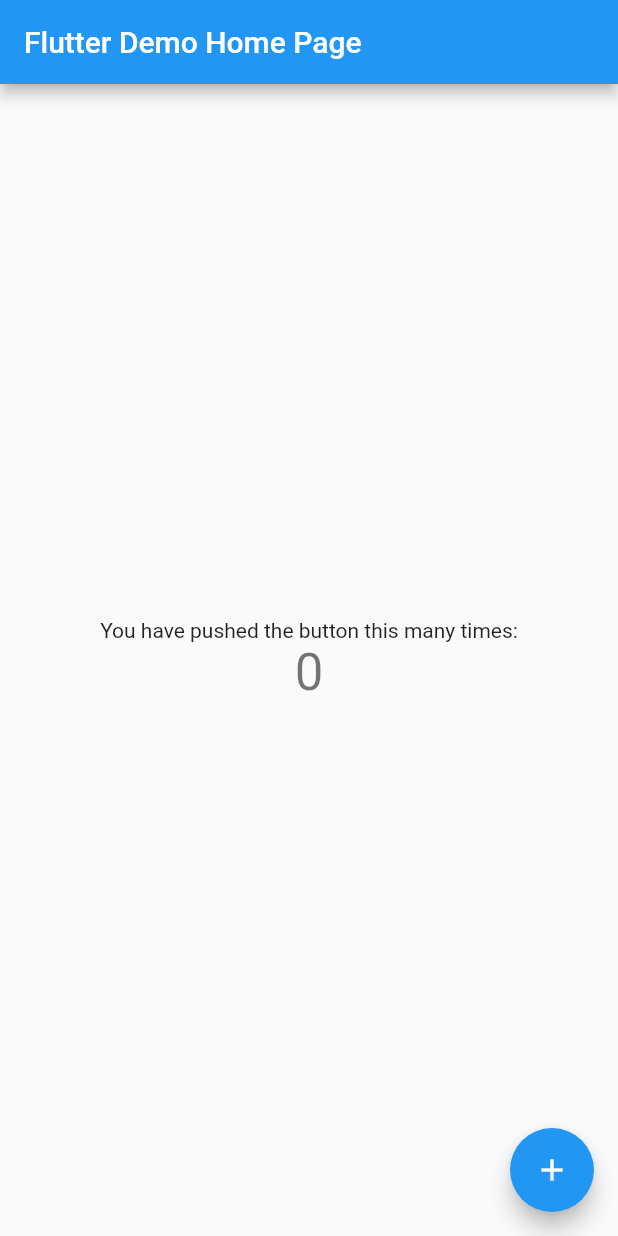
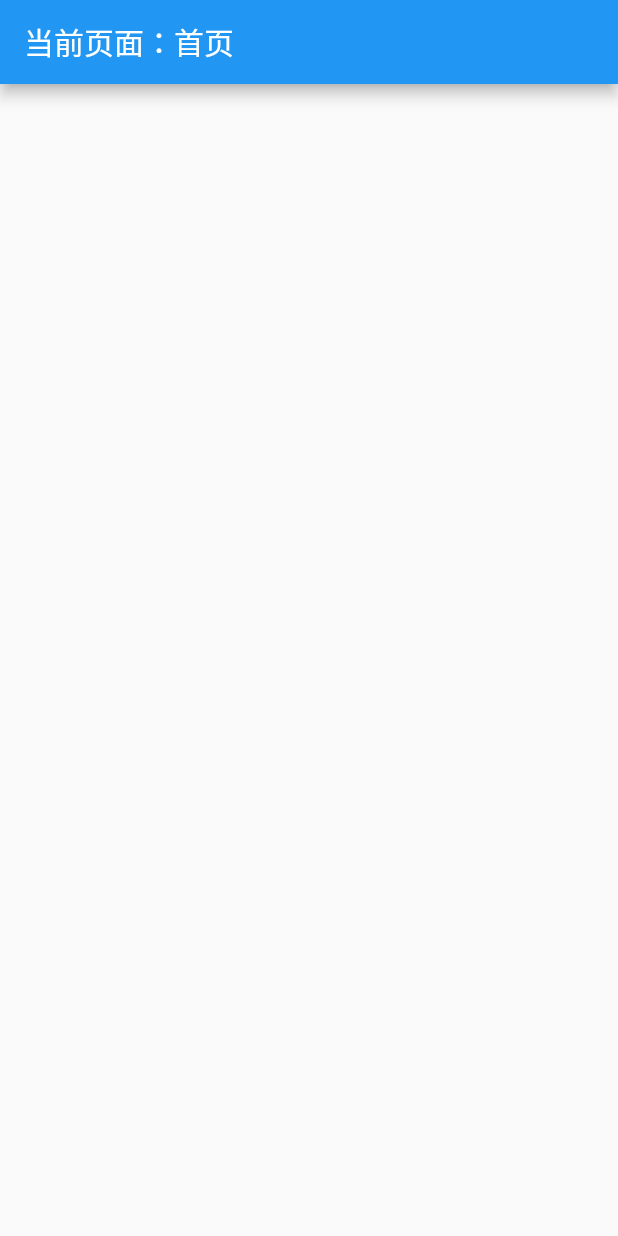
Before and after one commit to jinjf553/hook_up_rent, a Flutter app: the screen it shows after launch, on a phone screen of 412 x 824 dp. Run offline on Flutter 3.47's test engine with Material 2 defaults, Android fonts, the phone set to English and light mode, and no system bars.

Commit message:
7.3.3 编写一个简单页面-实现

```diff
--- /dev/null
+++ b/lib/application.dart
@@ -0,0 +1,13 @@
+import 'package:flutter/material.dart';
+import 'package:hook_up_rent/pages/home/index.dart';
+
+class Application extends StatelessWidget {
+  const Application({Key? key}) : super(key: key);
+
+  @override
+  Widget build(BuildContext context) {
+    return const MaterialApp(
+      home: HomePage(),
+    );
+  }
+}
--- a/lib/main.dart
+++ b/lib/main.dart
@@ -1,115 +1,6 @@
 import 'package:flutter/material.dart';
+import 'package:hook_up_rent/application.dart';
 
 void main() {
-  runApp(const MyApp());
+  runApp(const Application());
 }
-
-class MyApp extends StatelessWidget {
-  const MyApp({Key? key}) : super(key: key);
-
-  // This widget is the root of your application.
-  @override
-  Widget build(BuildContext context) {
-    return MaterialApp(
-      title: 'Flutter Demo',
-      theme: ThemeData(
-        // This is the theme of your application.
-        //
-        // Try running your application with "flutter run". You'll see the
-        // application has a blue toolbar. Then, without quitting the app, try
-        // changing the primarySwatch below to Colors.green and then invoke
-        // "hot reload" (press "r" in the console where you ran "flutter run",
-        // or simply save your changes to "hot reload" in a Flutter IDE).
-        // Notice that the counter didn't reset back to zero; the application
-        // is not restarted.
-        primarySwatch: Colors.blue,
-      ),
-      home: const MyHomePage(title: 'Flutter Demo Home Page'),
-    );
-  }
-}
-
-class MyHomePage extends StatefulWidget {
-  const MyHomePage({Key? key, required this.title}) : super(key: key);
-
-  // This widget is the home page of your application. It is stateful, meaning
-  // that it has a State object (defined below) that contains fields that affect
-  // how it looks.
-
-  // This class is the configuration for the state. It holds the values (in this
-  // case the title) provided by the parent (in this case the App widget) and
-  // used by the build method of the State. Fields in a Widget subclass are
-  // always marked "final".
-
-  final String title;
-
-  @override
-  State<MyHomePage> createState() => _MyHomePageState();
-}
-
-class _MyHomePageState extends State<MyHomePage> {
-  int _counter = 0;
-
-  void _incrementCounter() {
-    setState(() {
-      // This call to setState tells the Flutter framework that something has
-      // changed in this State, which causes it to rerun the build method below
-      // so that the display can reflect the updated values. If we changed
-      // _counter without calling setState(), then the build method would not be
-      // called again, and so nothing would appear to happen.
-      _counter++;
-    });
-  }
-
-  @override
-  Widget build(BuildContext context) {
-    // This method is rerun every time setState is called, for instance as done
-    // by the _incrementCounter method above.
-    //
-    // The Flutter framework has been optimized to make rerunning build methods
-    // fast, so that you can just rebuild anything that needs updating rather
-    // than having to individually change instances of widgets.
-    return Scaffold(
-      appBar: AppBar(
-        // Here we take the value from the MyHomePage object that was created by
-        // the App.build method, and use it to set our appbar title.
-        title: Text(widget.title),
-      ),
-      body: Center(
-        // Center is a layout widget. It takes a single child and positions it
-        // in the middle of the parent.
-        child: Column(
-          // Column is also a layout widget. It takes a list of children and
-          // arranges them vertically. By default, it sizes itself to fit its
-          // children horizontally, and tries to be as tall as its parent.
-          //
-          // Invoke "debug painting" (press "p" in the console, choose the
-          // "Toggle Debug Paint" action from the Flutter Inspector in Android
-          // Studio, or the "Toggle Debug Paint" command in Visual Studio Code)
-          // to see the wireframe for each widget.
-          //
-          // Column has various properties to control how it sizes itself and
-          // how it positions its children. Here we use mainAxisAlignment to
-          // center the children vertically; the main axis here is the vertical
-          // axis because Columns are vertical (the cross axis would be
-          // horizontal).
-          mainAxisAlignment: MainAxisAlignment.center,
-          children: <Widget>[
-            const Text(
-              'You have pushed the button this many times:',
-            ),
-            Text(
-              '$_counter',
-              style: Theme.of(context).textTheme.headline4,
-            ),
-          ],
-        ),
-      ),
-      floatingActionButton: FloatingActionButton(
-        onPressed: _incrementCounter,
-        tooltip: 'Increment',
-        child: const Icon(Icons.add),
-      ), // This trailing comma makes auto-formatting nicer for build methods.
-    );
-  }
-}
--- /dev/null
+++ b/lib/pages/home/index.dart
@@ -0,0 +1,15 @@
+// 1. 新建文件/pages/home/index.dart
+// 2. 添加material, page_content依赖
+import 'package:flutter/material.dart';
+import 'package:hook_up_rent/widgets/page_content.dart';
+
+// 3. 编写无状态组件
+class HomePage extends StatelessWidget {
+  const HomePage({Key? key}) : super(key: key);
+
+  @override
+  Widget build(BuildContext context) {
+    return const PageContent(name: '首页');
+  }
+}
+// 4. 使用PageContent
--- /dev/null
+++ b/lib/widgets/page_content.dart
@@ -0,0 +1,21 @@
+// 1. 新建文件/widgets/page_content.dart
+// 2. 添加material依赖
+import 'package:flutter/material.dart';
+
+// 3. 编写无状态组件
+class PageContent extends StatelessWidget {
+  final String? name;
+// 4. 添加name参数
+  const PageContent({Key? key, this.name}) : super(key: key);
+
+  @override
+  Widget build(BuildContext context) {
+    return Scaffold(
+      appBar: AppBar(
+        title: Text('当前页面：$name'),
+      ),
+    );
+  }
+}
+
+// 5. 使用Scaffold
```
Also changed, not shown: 3 other files.
